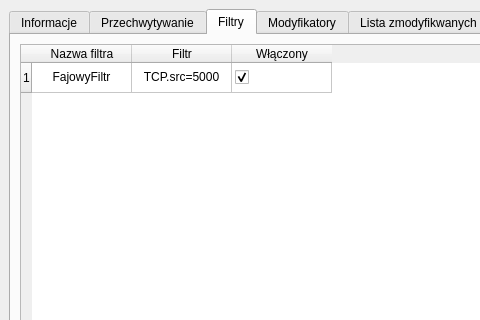
This is evilpostman/gui/mainwindow.ui in jaroslaw-wieczorek/Modifing_Packets_On-The-Fly_In_SCAPY as Qt 5 draws it before an edit; both pictures show x 0 to 480 and y 0 to 320 of the 690 by 640 pixel window. The edited form follows.
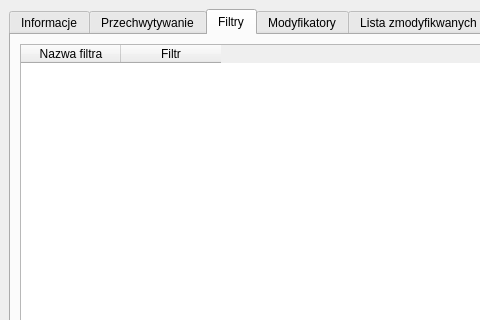
This is the edited form. The open tabs and pages were chosen to show the change.

The edit to the form file:
```diff
--- a/evilpostman/gui/mainwindow.ui
+++ b/evilpostman/gui/mainwindow.ui
@@ -174,14 +174,6 @@
         </item>
         <item row="0" column="0" colspan="3">
          <widget class="QTableWidget" name="filters_list_of_filters">
-          <row>
-           <property name="text">
-            <string>1</string>
-           </property>
-           <property name="textAlignment">
-            <set>AlignCenter</set>
-           </property>
-          </row>
           <column>
            <property name="text">
             <string>Nazwa filtra</string>
@@ -198,44 +190,6 @@
             <set>AlignCenter</set>
            </property>
           </column>
-          <column>
-           <property name="text">
-            <string>Włączony</string>
-           </property>
-           <property name="textAlignment">
-            <set>AlignCenter</set>
-           </property>
-          </column>
-          <item row="0" column="0">
-           <property name="text">
-            <string>FajowyFiltr</string>
-           </property>
-           <property name="textAlignment">
-            <set>AlignCenter</set>
-           </property>
-          </item>
-          <item row="0" column="1">
-           <property name="text">
-            <string>TCP.src=5000</string>
-           </property>
-           <property name="textAlignment">
-            <set>AlignCenter</set>
-           </property>
-          </item>
-          <item row="0" column="2">
-           <property name="text">
-            <string/>
-           </property>
-           <property name="textAlignment">
-            <set>AlignCenter</set>
-           </property>
-           <property name="checkState">
-            <enum>Checked</enum>
-           </property>
-           <property name="flags">
-            <set>ItemIsSelectable|ItemIsUserCheckable|ItemIsEnabled</set>
-           </property>
-          </item>
          </widget>
         </item>
        </layout>
```
Left out of the diff: 73 changed lines with no effect on the pictures.
